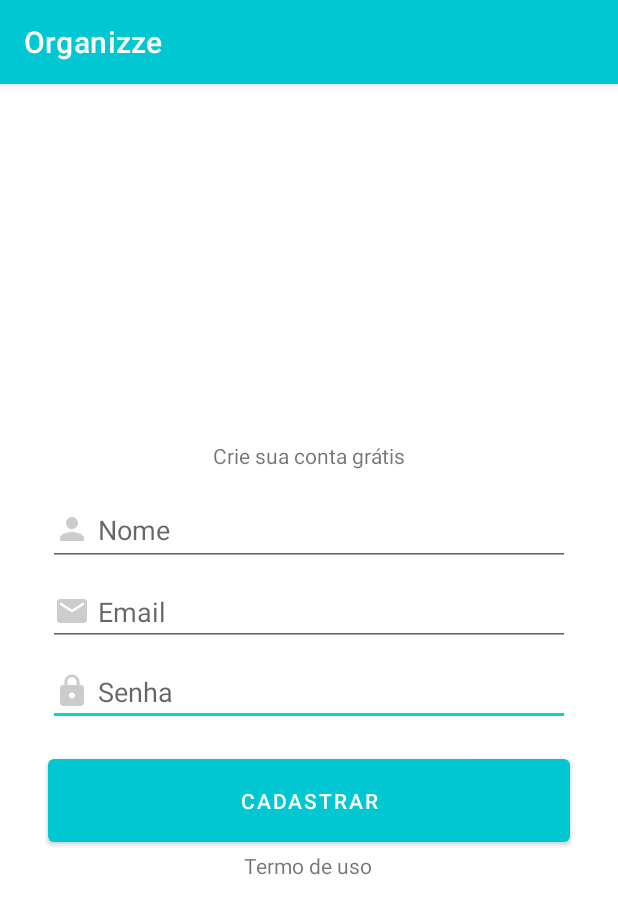
After one commit to marcosrib/clone-organizze-android, an Android app: the CadastroActivity screen opened directly, with no data from a screen before it, on a phone screen of 412 x 824 dp. The commit adds this screen. Shown: the top 914 px of the screen. Run offline under Robolectric (Android 15) with nearby library versions, the phone set to English and light mode, and no system bars.

Commit message:
feat: creado tela login e cadastro

```diff
--- /dev/null
+++ b/app/src/main/java/activity/CadastroActivity.java
@@ -0,0 +1,16 @@
+package activity;
+
+import androidx.appcompat.app.AppCompatActivity;
+
+import android.os.Bundle;
+
+import com.example.organizze.R;
+
+public class CadastroActivity extends AppCompatActivity {
+
+    @Override
+    protected void onCreate(Bundle savedInstanceState) {
+        super.onCreate(savedInstanceState);
+        setContentView(R.layout.activity_cadastro);
+    }
+}
--- /dev/null
+++ b/app/src/main/res/drawable/ic_baseline_person_24.xml
@@ -0,0 +1,5 @@
+<vector android:height="24dp" android:tint="#cccccc"
+    android:viewportHeight="24" android:viewportWidth="24"
+    android:width="24dp" xmlns:android="http://schemas.android.com/apk/res/android">
+    <path android:fillColor="@android:color/white" android:pathData="M12,12c2.21,0 4,-1.79 4,-4s-1.79,-4 -4,-4 -4,1.79 -4,4 1.79,4 4,4zM12,14c-2.67,0 -8,1.34 -8,4v2h16v-2c0,-2.66 -5.33,-4 -8,-4z"/>
+</vector>
--- /dev/null
+++ b/app/src/main/res/drawable/ic_email_cinza.xml
@@ -0,0 +1,5 @@
+<vector android:height="24dp" android:tint="#CCCCCC"
+    android:viewportHeight="24" android:viewportWidth="24"
+    android:width="24dp" xmlns:android="http://schemas.android.com/apk/res/android">
+    <path android:fillColor="@android:color/white" android:pathData="M20,4L4,4c-1.1,0 -1.99,0.9 -1.99,2L2,18c0,1.1 0.9,2 2,2h16c1.1,0 2,-0.9 2,-2L22,6c0,-1.1 -0.9,-2 -2,-2zM20,8l-8,5 -8,-5L4,6l8,5 8,-5v2z"/>
+</vector>
--- /dev/null
+++ b/app/src/main/res/drawable/ic_lock_cinza.xml
@@ -0,0 +1,5 @@
+<vector android:height="24dp" android:tint="#CCCCCC"
+    android:viewportHeight="24" android:viewportWidth="24"
+    android:width="24dp" xmlns:android="http://schemas.android.com/apk/res/android">
+    <path android:fillColor="@android:color/white" android:pathData="M18,8h-1L17,6c0,-2.76 -2.24,-5 -5,-5S7,3.24 7,6v2L6,8c-1.1,0 -2,0.9 -2,2v10c0,1.1 0.9,2 2,2h12c1.1,0 2,-0.9 2,-2L20,10c0,-1.1 -0.9,-2 -2,-2zM12,17c-1.1,0 -2,-0.9 -2,-2s0.9,-2 2,-2 2,0.9 2,2 -0.9,2 -2,2zM15.1,8L8.9,8L8.9,6c0,-1.71 1.39,-3.1 3.1,-3.1 1.71,0 3.1,1.39 3.1,3.1v2z"/>
+</vector>
--- /dev/null
+++ b/app/src/main/res/layout/activity_cadastro.xml
@@ -0,0 +1,100 @@
+<?xml version="1.0" encoding="utf-8"?>
+<androidx.constraintlayout.widget.ConstraintLayout xmlns:android="http://schemas.android.com/apk/res/android"
+    xmlns:app="http://schemas.android.com/apk/res-auto"
+    xmlns:tools="http://schemas.android.com/tools"
+    android:layout_width="match_parent"
+    android:layout_height="match_parent"
+    tools:context="activity.CadastroActivity">
+
+    <TextView
+        android:id="@+id/textView7"
+        android:layout_width="wrap_content"
+        android:layout_height="wrap_content"
+        android:text="Termo de uso"
+        app:layout_constraintBottom_toBottomOf="parent"
+        app:layout_constraintEnd_toEndOf="parent"
+        app:layout_constraintHorizontal_bias="0.498"
+        app:layout_constraintStart_toStartOf="parent"
+        app:layout_constraintTop_toBottomOf="@+id/button2" />
+
+    <EditText
+        android:id="@+id/editTextTextPersonName3"
+        android:layout_width="0dp"
+        android:layout_height="wrap_content"
+        android:layout_marginStart="32dp"
+        android:layout_marginEnd="32dp"
+        android:drawableLeft="@drawable/ic_lock_cinza"
+        android:drawablePadding="5dp"
+        android:ems="10"
+        android:hint="Senha"
+        android:inputType="textPassword"
+        app:layout_constraintBottom_toTopOf="@+id/button2"
+        app:layout_constraintEnd_toEndOf="parent"
+        app:layout_constraintStart_toStartOf="parent"
+        app:layout_constraintTop_toBottomOf="@+id/editTextTextPersonName2" />
+
+    <EditText
+        android:id="@+id/editTextTextPersonName2"
+        android:layout_width="0dp"
+        android:layout_height="wrap_content"
+        android:layout_marginStart="32dp"
+        android:layout_marginEnd="32dp"
+        android:layout_marginBottom="8dp"
+        android:drawableLeft="@drawable/ic_email_cinza"
+        android:drawablePadding="5dp"
+        android:ems="10"
+        android:hint="Email"
+        android:inputType="textEmailAddress"
+        app:layout_constraintBottom_toTopOf="@+id/editTextTextPersonName3"
+        app:layout_constraintEnd_toEndOf="parent"
+        app:layout_constraintStart_toStartOf="parent"
+        app:layout_constraintTop_toBottomOf="@+id/editTextTextPersonName" />
+
+    <TextView
+        android:id="@+id/textView6"
+        android:layout_width="wrap_content"
+        android:layout_height="wrap_content"
+        android:layout_marginBottom="16dp"
+        android:text="Crie sua conta grátis"
+        app:layout_constraintBottom_toTopOf="@+id/editTextTextPersonName"
+        app:layout_constraintEnd_toEndOf="parent"
+        app:layout_constraintStart_toStartOf="parent"
+        app:layout_constraintTop_toTopOf="parent"
+        app:layout_constraintVertical_chainStyle="packed" />
+
+    <EditText
+        android:id="@+id/editTextTextPersonName"
+        android:layout_width="0dp"
+        android:layout_height="wrap_content"
+        android:layout_marginStart="32dp"
+        android:layout_marginEnd="32dp"
+        android:layout_marginBottom="8dp"
+        android:drawableLeft="@drawable/ic_baseline_person_24"
+        android:drawablePadding="5dp"
+        android:ems="10"
+        android:hint="Nome"
+        android:inputType="textPersonName"
+        android:minHeight="48dp"
+        app:layout_constraintBottom_toTopOf="@+id/editTextTextPersonName2"
+        app:layout_constraintEnd_toEndOf="parent"
+        app:layout_constraintStart_toStartOf="parent"
+        app:layout_constraintTop_toBottomOf="@+id/textView6" />
+
+    <Button
+        android:id="@+id/button2"
+        android:layout_width="0dp"
+        android:layout_height="67dp"
+        android:layout_marginStart="32dp"
+        android:layout_marginTop="16dp"
+        android:layout_marginEnd="32dp"
+        android:hapticFeedbackEnabled="true"
+        android:text="CADASTRAR"
+        android:textColor="@color/white"
+        app:background="@color/black"
+        app:backgroundTint="@color/blue_500"
+        app:layout_constraintBottom_toTopOf="@+id/textView7"
+        app:layout_constraintEnd_toEndOf="parent"
+        app:layout_constraintHorizontal_bias="0.0"
+        app:layout_constraintStart_toStartOf="parent"
+        app:layout_constraintTop_toBottomOf="@+id/editTextTextPersonName3" />
+</androidx.constraintlayout.widget.ConstraintLayout>
--- a/app/src/main/res/values-night/themes.xml
+++ b/app/src/main/res/values-night/themes.xml
@@ -3,7 +3,7 @@
     <style name="Theme.Organizze" parent="Theme.MaterialComponents.DayNight.DarkActionBar">
         <!-- Primary brand color. -->
         <item name="colorPrimary">@color/purple_200</item>
-        <item name="colorPrimaryVariant">@color/purple_700</item>
+        <item name="colorPrimaryVariant">@color/blue_700</item>
         <item name="colorOnPrimary">@color/black</item>
         <!-- Secondary brand color. -->
         <item name="colorSecondary">@color/teal_200</item>
--- a/app/src/main/res/values/colors.xml
+++ b/app/src/main/res/values/colors.xml
@@ -1,10 +1,11 @@
 <?xml version="1.0" encoding="utf-8"?>
 <resources>
-    <color name="purple_200">#FFBB86FC</color>
-    <color name="purple_500">#FF6200EE</color>
-    <color name="purple_700">#FF3700B3</color>
+    <color name="purple_200">#01c7d2</color>
+    <color name="blue_500">#01c7d2</color>
+    <color name="blue_700">#00b2bc</color>
     <color name="teal_200">#FF03DAC5</color>
     <color name="teal_700">#FF018786</color>
     <color name="black">#FF000000</color>
-    <color name="white">#FFFFFFFF</color>
+    <color name="red_200">#ff706a</color>
+    <color name="white">#ffffff</color>
 </resources>
--- a/app/src/main/res/values/themes.xml
+++ b/app/src/main/res/values/themes.xml
@@ -2,9 +2,9 @@
     <!-- Base application theme. -->
     <style name="Theme.Organizze" parent="Theme.MaterialComponents.DayNight.DarkActionBar">
         <!-- Primary brand color. -->
-        <item name="colorPrimary">@color/purple_500</item>
-        <item name="colorPrimaryVariant">@color/purple_700</item>
-        <item name="colorOnPrimary">@color/white</item>
+        <item name="colorPrimary">@color/blue_500</item>
+        <item name="colorPrimaryVariant">@color/blue_700</item>
+        <item name="colorOnPrimary">@color/red_200</item>
         <!-- Secondary brand color. -->
         <item name="colorSecondary">@color/teal_200</item>
         <item name="colorSecondaryVariant">@color/teal_700</item>
```
Also changed, not shown: app/src/main/AndroidManifest.xml (+8 -3 lines), app/src/main/java/activity/LoginActivity.java (added, +16 -0 lines), app/src/main/java/com/example/organizze/MainActivity.java (+20 -33 lines), app/src/main/res/layout/activity_login.xml (added, +81 -0 lines), app/src/main/res/layout/intro_cadastro.xml (added, +64 -0 lines).
